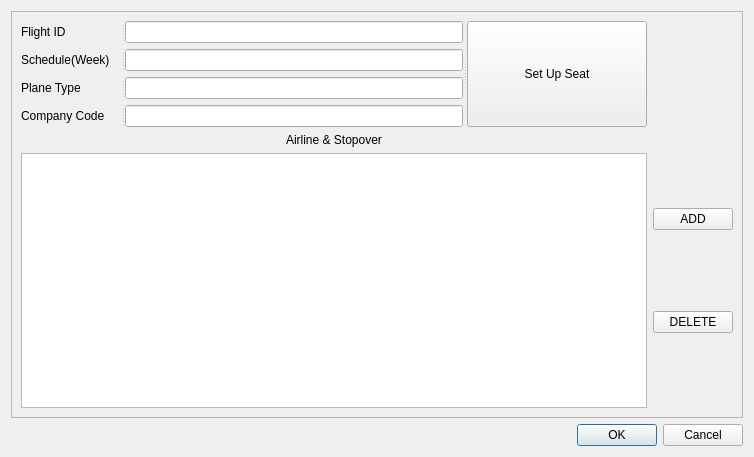
Old version of the form addflight.ui in the repository Aloereed/Flightman_Platform_DATA130039.
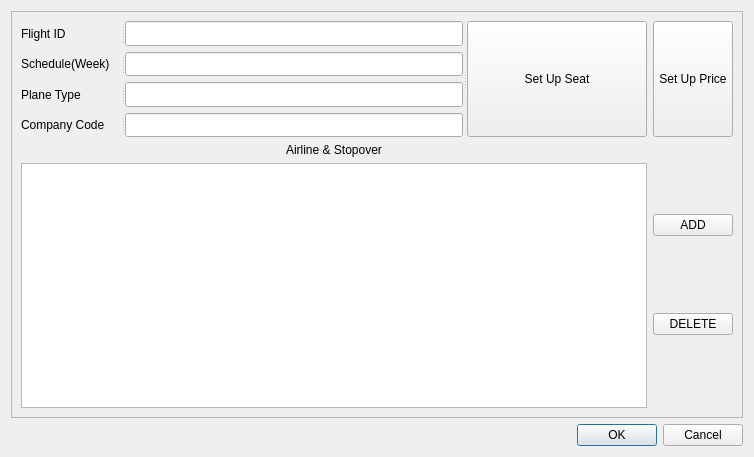
New version of the form.

Commit message: addflight 的方式进行修改

Diff of the .ui file:
```diff
--- a/addflight.ui
+++ b/addflight.ui
@@ -224,6 +224,19 @@
         </widget>
        </widget>
       </item>
+      <item row="0" column="1">
+       <widget class="QPushButton" name="price">
+        <property name="minimumSize">
+         <size>
+          <width>0</width>
+          <height>116</height>
+         </size>
+        </property>
+        <property name="text">
+         <string>Set Up Price</string>
+        </property>
+       </widget>
+      </item>
       <item row="1" column="0">
        <layout class="QVBoxLayout" name="verticalLayout_4">
         <item>
```
The commit also changes 11 other files.
